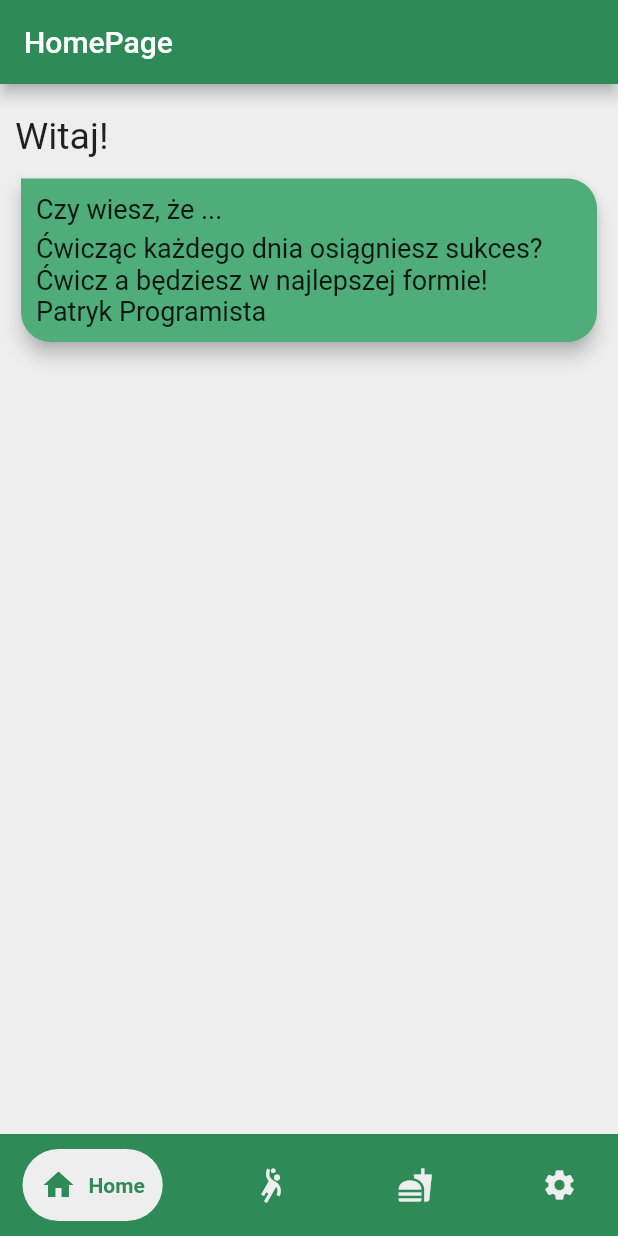
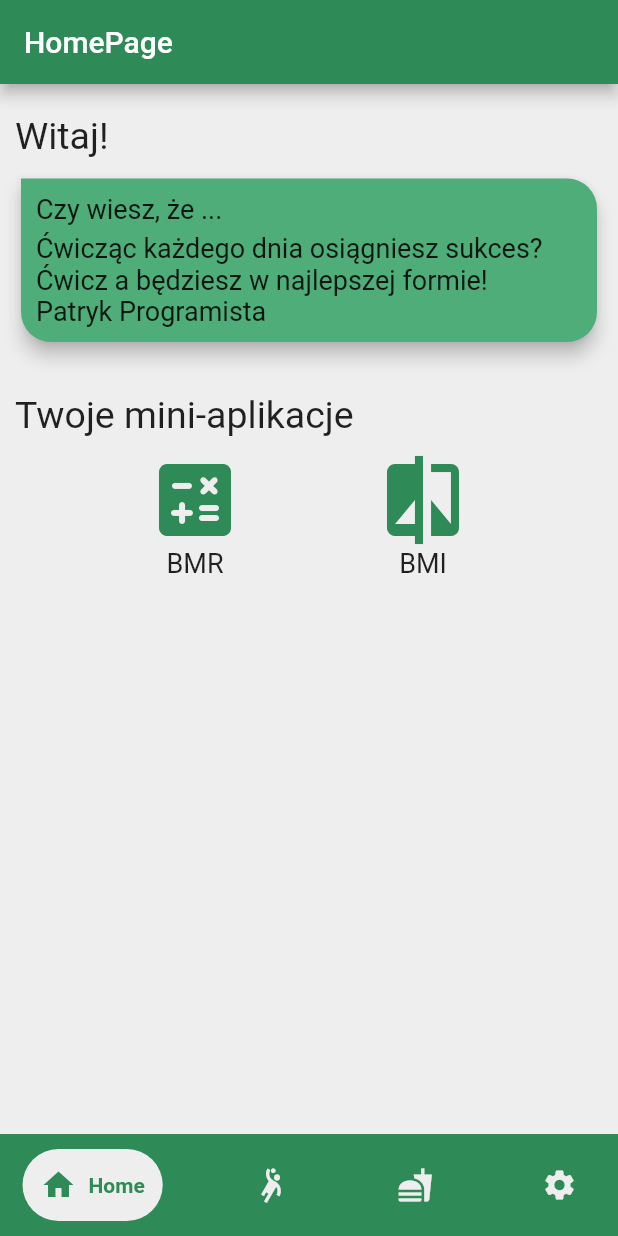
Before and after one commit to zysek11/LifestyleApplication, a Flutter app: the screen it shows after launch, on a phone screen of 412 x 824 dp. Run offline on Flutter 3.47's test engine with Material 2 defaults, Android fonts, the phone set to English and light mode, and no system bars; drawn by our look-alikes of google_nav_bar; our stand-ins replace fluttertoast, getwidget, hive, hive_flutter, image_picker, simple_circular_progress_bar and 1 more; missing offline and left inert: simple_progress_indicators; accounts and stored records are empty.

Commit message:
zabawa mini aplikacje

```diff
--- a/lib/Pages/HomeScreen.dart
+++ b/lib/Pages/HomeScreen.dart
@@ -1,4 +1,7 @@
 import 'package:flutter/material.dart';
+import '';
+import 'miniApps/BmiCalculator.dart';
+import 'miniApps/BmrCalculator.dart';
 
 class HomeScreen extends StatelessWidget {
   const HomeScreen({super.key});
@@ -53,6 +56,61 @@ class HomeScreen extends StatelessWidget {
               ),
             ),
           ),
+          SizedBox(height: 30,),
+          Container(
+            alignment: Alignment.topLeft,
+              child: Text("Twoje mini-aplikacje",style: TextStyle(
+                fontSize: 25,
+              ),),),
+          SizedBox(height: 10,),
+          Container(
+            // Inne właściwości kontenera...
+            child: Row(
+              mainAxisAlignment: MainAxisAlignment.spaceEvenly,
+              children: [
+                InkWell(
+                  onTap: () async {
+                    await Navigator.push(
+                      context,
+                      MaterialPageRoute(builder: (context) => const BmrCalculator()),
+                    );
+                  },
+                  child: Column(
+                    children: [
+                      Icon(
+                        Icons.calculate_rounded, // Wybierz odpowiednią ikonę z biblioteki flutter_icons
+                        size: 64,
+                        color: const Color(0xFF2E8B57),
+                      ),
+                      Text("BMR",style: TextStyle(
+                        fontSize: 18,
+                      ),)
+                    ],
+                  ),
+                ),
+                InkWell(
+                    onTap: () async {
+                      await Navigator.push(
+                        context,
+                        MaterialPageRoute(builder: (context) => const BmiCalculator()),
+                      );
+                    },
+                  child: Column(
+                    children: [
+                      Icon(
+                        Icons.compare, // Wybierz odpowiednią ikonę z biblioteki flutter_icons
+                        size: 64,
+                        color: const Color(0xFF2E8B57),
+                      ),
+                      Text("BMI",style: TextStyle(
+                        fontSize: 18,
+                      ),)
+                    ],
+                  ),
+                ),
+              ],
+            ),
+          ),
         ],
       ),
     );
--- a/pubspec.yaml
+++ b/pubspec.yaml
@@ -77,6 +77,7 @@ flutter:
     - assets/images/wiesiek.png
     - assets/images/plus.png
     - assets/images/plus2.png
+    - assets/images/dieta.png
 
   # To add assets to your application, add an assets section, like this:
   # assets:
```
Also changed, not shown: lib/Pages/miniApps/BmiCalculator.dart (added, +27 -0 lines), lib/Pages/miniApps/BmrCalculator.dart (added, +28 -0 lines), assets/images/dieta.png (added).
